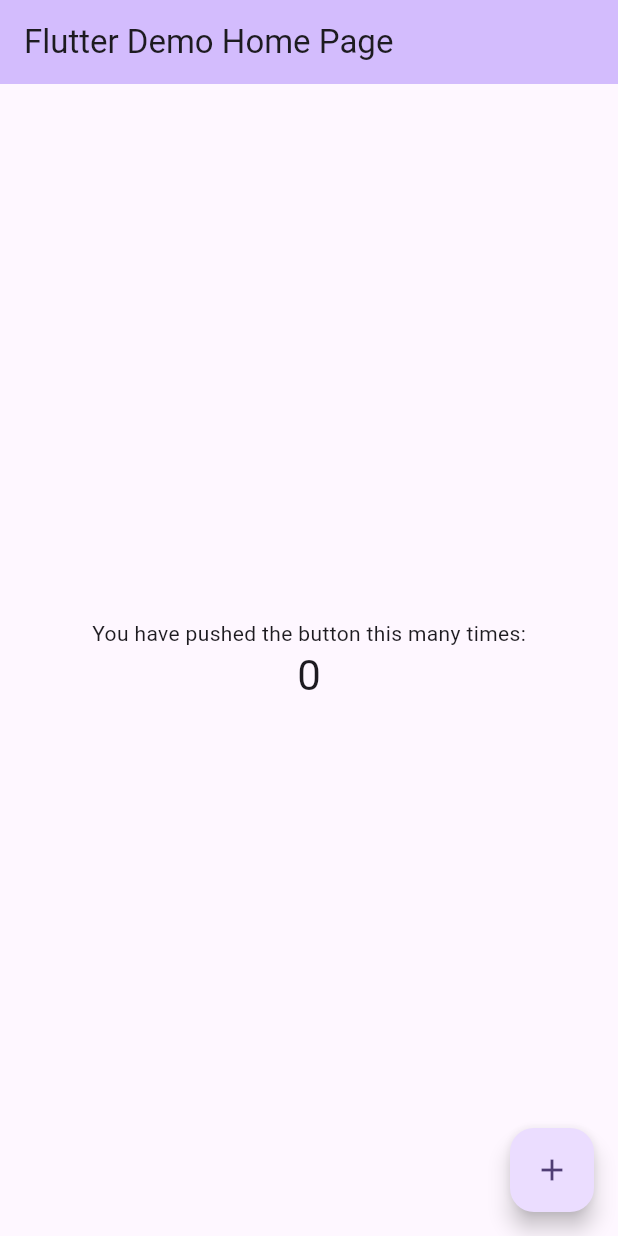
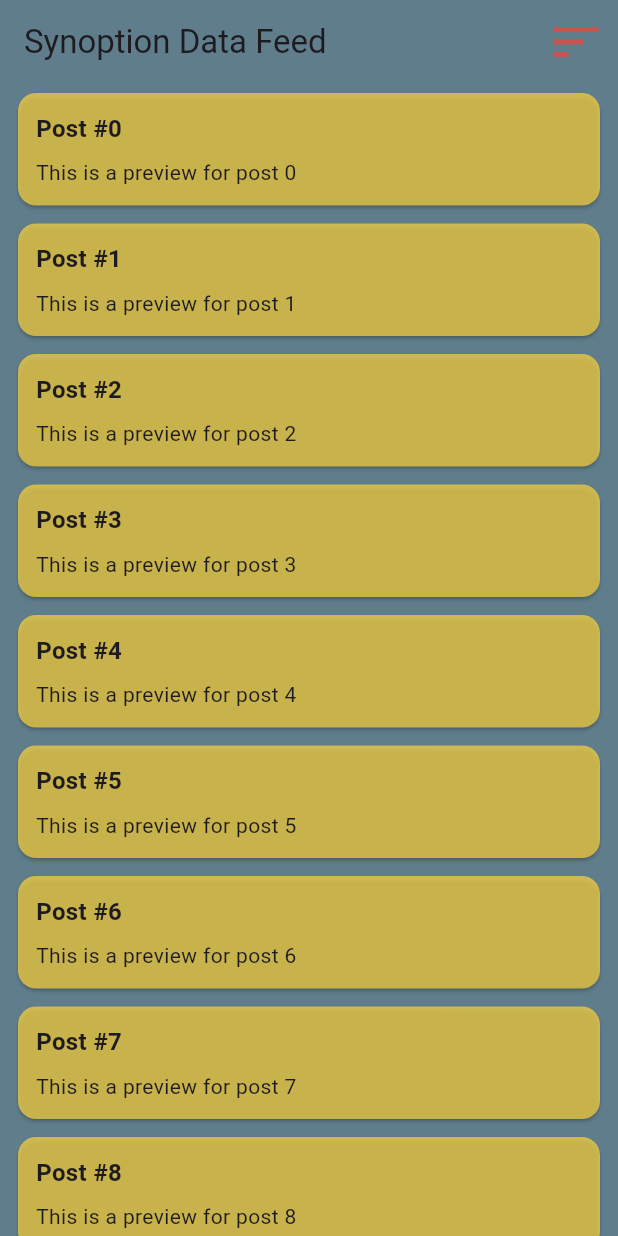
Before and after one commit to NishalSVora1997/SynOption-Data-Feed, a Flutter app: the screen it shows after launch, on a phone screen of 412 x 824 dp. Run offline on Flutter 3.47's test engine with Material 3 defaults, Android fonts, the phone set to English and light mode, and no system bars; our stand-ins replace flutter_bloc.

Commit message:
Functionality integration

```diff
--- a/lib/data/models/post_model.dart
+++ b/lib/data/models/post_model.dart
@@ -1,22 +1,10 @@
+import '../../domain/entities/post.dart';
 
-class Post {
-  final String id;
-  final String title;
-  final String body;
-  final DateTime createdAt;
-
-  Post({required this.id, required this.title, required this.body, required this.createdAt});
-
-  Post copyWith({String? id}) => Post(
-    id: id ?? this.id,
-    title: title,
-    body: body,
-    createdAt: createdAt,
-  );
+class PostModel extends Post {
+  PostModel({
+    required super.id,
+    required super.title,
+    required super.body,
+    required super.createdAt,
+  });
 }
-
-class Page {
-  final List<Post> items;
-  final String? nextCursor;
-  Page(this.items, this.nextCursor);
-}
--- a/lib/domain/entities/post.dart
+++ b/lib/domain/entities/post.dart
@@ -0,0 +1,13 @@
+class Post {
+  final String id;
+  final String title;
+  final String body;
+  final DateTime createdAt;
+
+  Post({
+    required this.id,
+    required this.title,
+    required this.body,
+    required this.createdAt,
+  });
+}
--- a/lib/domain/repositories/post_repository.dart
+++ b/lib/domain/repositories/post_repository.dart
@@ -0,0 +1,6 @@
+import '../../data/datasource/post_remote_datasource.dart';
+import '../../data/models/post_model.dart';
+
+abstract class PostsRepository {
+  Future<Page> fetchPosts({String? cursor});
+}
--- /dev/null
+++ b/lib/domain/usecases/fetch_posts_usecase.dart
@@ -0,0 +1,13 @@
+import '../../data/datasource/post_remote_datasource.dart';
+import '../../data/models/post_model.dart';
+import '../repositories/post_repository.dart';
+
+class FetchPostsUseCase {
+  final PostsRepository repository;
+
+  FetchPostsUseCase(this.repository);
+
+  Future<Page> call({String? cursor}) async {
+    return await repository.fetchPosts(cursor: cursor);
+  }
+}
--- a/lib/main.dart
+++ b/lib/main.dart
@@ -1,122 +1,31 @@
 import 'package:flutter/material.dart';
+import 'package:flutter_bloc/flutter_bloc.dart';
+import 'package:synoption_data_feed/data/datasource/post_remote_datasource.dart';
+import 'package:synoption_data_feed/data/repositories/post_repository_impl.dart';
+import 'package:synoption_data_feed/domain/usecases/fetch_posts_usecase.dart';
+import 'package:synoption_data_feed/presentation/bloc/feed_bloc.dart';
+import 'package:synoption_data_feed/presentation/bloc/feed_event.dart';
+import 'package:synoption_data_feed/presentation/pages/feed_page.dart';
 
 void main() {
-  runApp(const MyApp());
+  final remote = PostRemoteDataSource();
+  final repo = PostRepositoryImpl(remote);
+  final useCase = FetchPostsUseCase(repo);
+  runApp(MyApp(useCase));
 }
 
 class MyApp extends StatelessWidget {
-  const MyApp({super.key});
+  final FetchPostsUseCase useCase;
 
-  // This widget is the root of your application.
+  const MyApp(this.useCase, {super.key});
+
   @override
   Widget build(BuildContext context) {
     return MaterialApp(
-      title: 'Flutter Demo',
-      theme: ThemeData(
-        // This is the theme of your application.
-        //
-        // TRY THIS: Try running your application with "flutter run". You'll see
-        // the application has a purple toolbar. Then, without quitting the app,
-        // try changing the seedColor in the colorScheme below to Colors.green
-        // and then invoke "hot reload" (save your changes or press the "hot
-        // reload" button in a Flutter-supported IDE, or press "r" if you used
-        // the command line to start the app).
-        //
-        // Notice that the counter didn't reset back to zero; the application
-        // state is not lost during the reload. To reset the state, use hot
-        // restart instead.
-        //
-        // This works for code too, not just values: Most code changes can be
-        // tested with just a hot reload.
-        colorScheme: ColorScheme.fromSeed(seedColor: Colors.deepPurple),
+      home: BlocProvider(
+        create: (_) => FeedBloc(useCase)..add(FeedFetched()),
+        child: FeedPage(),
       ),
-      home: const MyHomePage(title: 'Flutter Demo Home Page'),
     );
   }
 }
-
-class MyHomePage extends StatefulWidget {
-  const MyHomePage({super.key, required this.title});
-
-  // This widget is the home page of your application. It is stateful, meaning
-  // that it has a State object (defined below) that contains fields that affect
-  // how it looks.
-
-  // This class is the configuration for the state. It holds the values (in this
-  // case the title) provided by the parent (in this case the App widget) and
-  // used by the build method of the State. Fields in a Widget subclass are
-  // always marked "final".
-
-  final String title;
-
-  @override
-  State<MyHomePage> createState() => _MyHomePageState();
-}
-
-class _MyHomePageState extends State<MyHomePage> {
-  int _counter = 0;
-
-  void _incrementCounter() {
-    setState(() {
-      // This call to setState tells the Flutter framework that something has
-      // changed in this State, which causes it to rerun the build method below
-      // so that the display can reflect the updated values. If we changed
-      // _counter without calling setState(), then the build method would not be
-      // called again, and so nothing would appear to happen.
-      _counter++;
-    });
-  }
-
-  @override
-  Widget build(BuildContext context) {
-    // This method is rerun every time setState is called, for instance as done
-    // by the _incrementCounter method above.
-    //
-    // The Flutter framework has been optimized to make rerunning build methods
-    // fast, so that you can just rebuild anything that needs updating rather
-    // than having to individually change instances of widgets.
-    return Scaffold(
-      appBar: AppBar(
-        // TRY THIS: Try changing the color here to a specific color (to
-        // Colors.amber, perhaps?) and trigger a hot reload to see the AppBar
-        // change color while the other colors stay the same.
-        backgroundColor: Theme.of(context).colorScheme.inversePrimary,
-        // Here we take the value from the MyHomePage object that was created by
-        // the App.build method, and use it to set our appbar title.
-        title: Text(widget.title),
-      ),
-      body: Center(
-        // Center is a layout widget. It takes a single child and positions it
-        // in the middle of the parent.
-        child: Column(
-          // Column is also a layout widget. It takes a list of children and
-          // arranges them vertically. By default, it sizes itself to fit its
-          // children horizontally, and tries to be as tall as its parent.
-          //
-          // Column has various properties to control how it sizes itself and
-          // how it positions its children. Here we use mainAxisAlignment to
-          // center the children vertically; the main axis here is the vertical
-          // axis because Columns are vertical (the cross axis would be
-          // horizontal).
-          //
-          // TRY THIS: Invoke "debug painting" (choose the "Toggle Debug Paint"
-          // action in the IDE, or press "p" in the console), to see the
-          // wireframe for each widget.
-          mainAxisAlignment: MainAxisAlignment.center,
-          children: <Widget>[
-            const Text('You have pushed the button this many times:'),
-            Text(
-              '$_counter',
-              style: Theme.of(context).textTheme.headlineMedium,
-            ),
-          ],
-        ),
-      ),
-      floatingActionButton: FloatingActionButton(
-        onPressed: _incrementCounter,
-        tooltip: 'Increment',
-        child: const Icon(Icons.add),
-      ), // This trailing comma makes auto-formatting nicer for build methods.
-    );
-  }
-}
--- a/lib/presentation/bloc/feed_event.dart
+++ b/lib/presentation/bloc/feed_event.dart
@@ -0,0 +1,6 @@
+abstract class FeedEvent {}
+
+class FeedFetched extends FeedEvent {}
+class FeedRefreshed extends FeedEvent {}
+class FeedRetry extends FeedEvent {}
+class FeedSortToggled extends FeedEvent {}
--- a/lib/presentation/bloc/feed_state.dart
+++ b/lib/presentation/bloc/feed_state.dart
@@ -0,0 +1,56 @@
+import '../../data/models/post_model.dart';
+import '../../domain/entities/post.dart';
+
+enum SortOrder { newest, oldest }
+
+class FeedState {
+  final List<Post> posts;
+  final bool isLoading;
+  final bool isLoadingMore;
+  final bool hasReachedEnd;
+  final String? cursor;
+  final String? error;
+  final SortOrder sortOrder;
+
+  const FeedState({
+    required this.isLoading,
+    required this.posts,
+    required this.error,
+    required this.cursor,
+    required this.hasReachedEnd,
+    required this.isLoadingMore,
+    required this.sortOrder,
+  });
+
+  factory FeedState.initial() {
+    return const FeedState(
+      isLoading: true,
+      posts: [],
+      error: null,
+      cursor: null,
+      hasReachedEnd: false,
+      isLoadingMore: false,
+      sortOrder: SortOrder.newest,
+    );
+  }
+
+  FeedState copyWith({
+    bool? isLoading,
+    List<Post>? posts,
+    String? error,
+    bool? isLoadingMore,
+    bool? hasReachedEnd,
+    final String? cursor,
+    SortOrder? sortOrder,
+  }) {
+    return FeedState(
+      isLoading: isLoading ?? this.isLoading,
+      posts: posts ?? this.posts,
+      error: error,
+      hasReachedEnd: hasReachedEnd ?? this.hasReachedEnd,
+      cursor: cursor ?? this.cursor,
+      isLoadingMore: isLoadingMore ?? this.isLoadingMore,
+      sortOrder: sortOrder ?? this.sortOrder,
+    );
+  }
+}
--- a/lib/presentation/pages/feed_page.dart
+++ b/lib/presentation/pages/feed_page.dart
@@ -0,0 +1,84 @@
+import 'package:flutter/material.dart';
+import 'package:flutter_bloc/flutter_bloc.dart';
+
+import '../bloc/feed_bloc.dart';
+import '../bloc/feed_event.dart';
+import '../bloc/feed_state.dart';
+import '../widgets/bottom_loader.dart';
+import '../widgets/post_card.dart';
+
+class FeedPage extends StatefulWidget {
+  const FeedPage({super.key});
+
+  @override
+  State<FeedPage> createState() => _FeedPageState();
+}
+
+class _FeedPageState extends State<FeedPage> {
+  final controller = ScrollController();
+
+  @override
+  void initState() {
+    super.initState();
+    controller.addListener(() {
+      if (controller.position.pixels >=
+          controller.position.maxScrollExtent * 0.8) {
+        context.read<FeedBloc>().add(FeedFetched());
+      }
+    });
+  }
+
+  @override
+  Widget build(BuildContext context) {
+    return Scaffold(
+      backgroundColor:  Colors.blueGrey,
+      appBar: AppBar(
+        backgroundColor: Colors.blueGrey,
+        title: const Text('Synoption Data Feed'),
+        actions: [
+          IconButton(
+            onPressed: () => context.read<FeedBloc>().add(FeedSortToggled()),
+            icon: Icon(Icons.sort,color: Colors.red.withOpacity(0.7),size: 40,),
+          ),
+        ],
+      ),
+
+      body: BlocBuilder<FeedBloc, FeedState>(
+        builder: (context, state) {
+          if (state.isLoading && state.posts.isEmpty) {
+            return const Center(child: CircularProgressIndicator());
+          }
+
+          if (state.error != null && state.posts.isEmpty) {
+            return Center(
+              child: ElevatedButton(
+                onPressed: () => context.read<FeedBloc>().add(FeedRetry()),
+                child: Text("Retry"),
+              ),
+            );
+          }
+          if (state.posts.isEmpty) return Center(child: Text("No posts found"));
+          return RefreshIndicator(
+            onRefresh: () async {
+              context.read<FeedBloc>().add(FeedRefreshed());
+            },
+            child: ListView.builder(
+              controller: controller,
+              itemCount: state.hasReachedEnd
+                  ? state.posts.length
+                  : state.posts.length + 1,
+              itemBuilder: (context, index) {
+                if (index >= state.posts.length) {
+                  return const BottomLoader();
+                }
+
+                final post = state.posts[index];
+                return PostCard(post: post);
+              },
+            ),
+          );
+        },
+      ),
+    );
+  }
+}
--- a/lib/presentation/widgets/post_card.dart
+++ b/lib/presentation/widgets/post_card.dart
@@ -0,0 +1,32 @@
+import 'package:flutter/material.dart';
+
+import '../../domain/entities/post.dart';
+
+class PostCard extends StatelessWidget {
+  final Post post;
+
+  const PostCard({required this.post});
+
+  @override
+  Widget build(BuildContext context) {
+    return Card(
+      borderOnForeground: true,
+      color: Colors.amberAccent.withOpacity(0.7),
+      margin: const EdgeInsets.symmetric(horizontal: 12, vertical: 6),
+      child: Padding(
+        padding: const EdgeInsets.all(12),
+        child: Column(
+          crossAxisAlignment: CrossAxisAlignment.start,
+          children: [
+            Text(
+              post.title,
+              style: const TextStyle(fontSize: 16, fontWeight: FontWeight.bold),
+            ),
+            const SizedBox(height: 8),
+            Text(post.body, style: const TextStyle(fontSize: 14)),
+          ],
+        ),
+      ),
+    );
+  }
+}
```
Also changed, not shown: lib/data/datasource/post_remote_datasource.dart (added, +41 -0 lines), lib/data/repositories/post_repository_impl.dart (+13 -0 lines), lib/presentation/bloc/feed_bloc.dart (+71 -0 lines), lib/presentation/widgets/bottom_loader.dart (added, +22 -0 lines), lib/data/datasource/post_datasource.dart (deleted), lib/domain/usecases/fetch_posts_usecases.dart (deleted).
